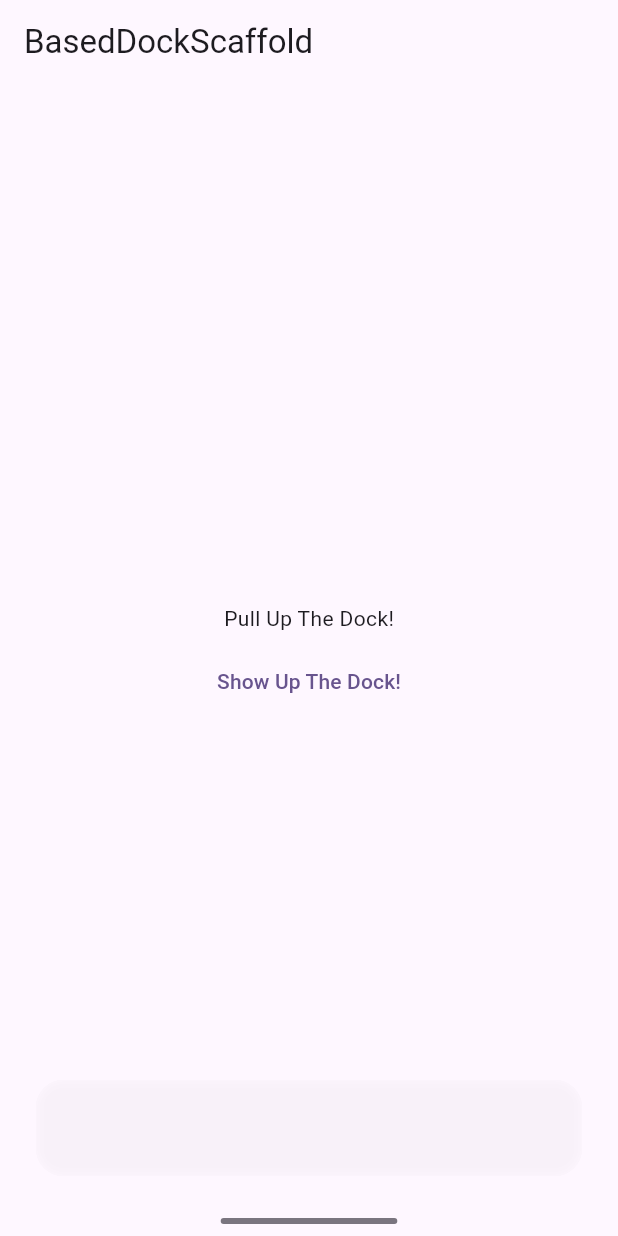
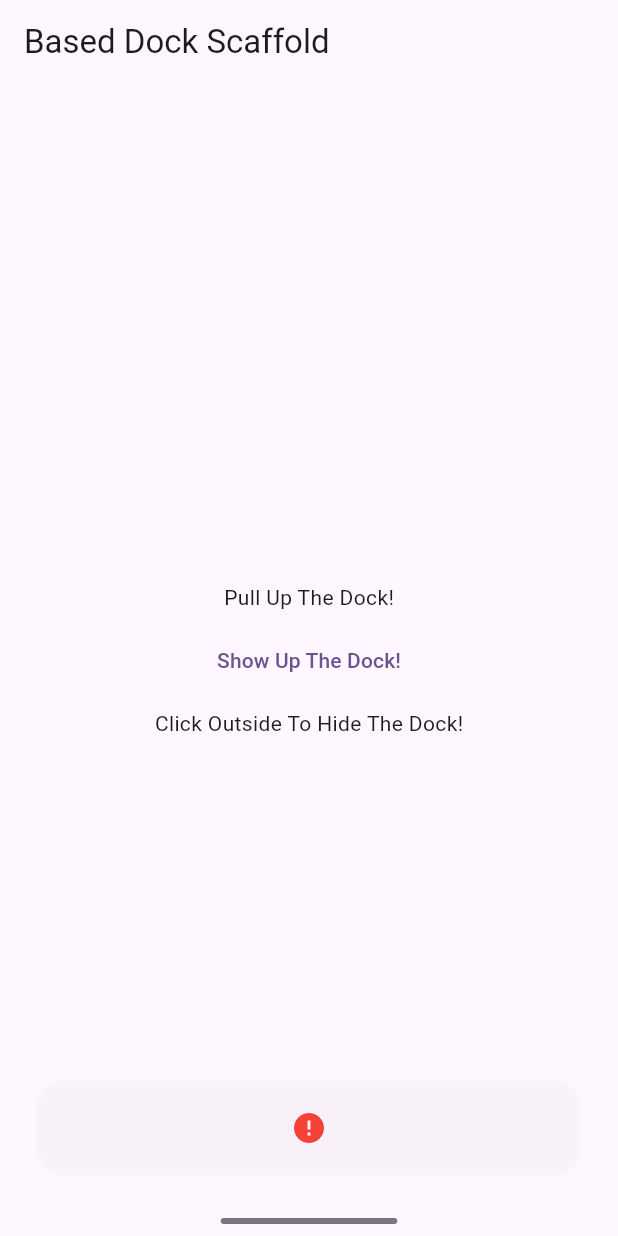
Before and after one commit to Aruljebaraj/based_dock_scaffold, a Flutter app: the BasedDockScaffold screen opened directly, after a tap on "Show Up The Dock!", on a phone screen of 412 x 824 dp. Run offline on Flutter 3.47's test engine with Material 2 defaults, Android fonts, the phone set to English and light mode, and no system bars.

Commit message:
📖Update & 🚀TODOs 1. 📖Update README 2. 📖Update example 3. 📖Add `dockChild` param 4. 🚀Edit comment

```diff
--- a/example/lib/main.dart
+++ b/example/lib/main.dart
@@ -1,9 +1,7 @@
 import 'package:flutter/material.dart';
 import 'package:based_dock_scaffold/based_dock_scaffold.dart';
 
-void main() {
-  runApp(const MyApp());
-}
+void main() => runApp(const MyApp());
 
 class MyApp extends StatelessWidget {
   const MyApp({super.key});
@@ -11,30 +9,55 @@ class MyApp extends StatelessWidget {
   @override
   Widget build(BuildContext context) {
     return MaterialApp(
-      title: 'Flutter Demo',
+      title: 'Based Dock Scaffold Demo',
       theme: ThemeData(
         colorScheme: ColorScheme.fromSeed(
-          brightness: MediaQuery.platformBrightnessOf(context),
           seedColor: Colors.deepPurple,
         ),
         useMaterial3: true,
       ),
       home: BasedDockScaffold(
         appBar: AppBar(
-          title: const Text('BasedDockScaffold'),
+          title: const Text('Based Dock Scaffold'),
         ),
         body: const Center(
           child: Wrap(
+            spacing: 8,
             direction: Axis.vertical,
             crossAxisAlignment: WrapCrossAlignment.center,
-            spacing: 8,
             children: [
               Text('Pull Up The Dock!'),
               ShowButton(),
+              Text('Click Outside To Hide The Dock!'),
             ],
           ),
         ),
+        dockChild: const Wrap(
+          spacing: 8,
+          alignment: WrapAlignment.center,
+          runAlignment: WrapAlignment.center,
+          children: [
+            ErrorShowButton(),
+          ],
+        ),
       ),
+    );
+  }
+}
+
+class ErrorShowButton extends StatelessWidget {
+  const ErrorShowButton({super.key});
+
+  @override
+  Widget build(BuildContext context) {
+    return IconButton(
+      tooltip:
+          '**_DO NOT_** use `BasedDockScaffold.of(context)` in the subtree of `dockChild`',
+      onPressed: () {
+        final state = BasedDockScaffold.of(context);
+        state.showDock();
+      },
+      icon: const Icon(Icons.error, color: Colors.red),
     );
   }
 }
@@ -49,7 +72,7 @@ class ShowButton extends StatelessWidget {
     return TextButton(
       onPressed: () {
         final state = BasedDockScaffold.of(context);
-        state.show();
+        state.showDock();
       },
       child: const Text('Show Up The Dock!'),
     );
--- a/lib/src/based_dock_bar.dart
+++ b/lib/src/based_dock_bar.dart
@@ -32,7 +32,7 @@ class BasedDockBarWidget extends StatelessWidget {
               alignment: Alignment.bottomCenter,
               child: Container(
                 height: 4,
-                margin: EdgeInsetsDirectional.only(start: side, end: side),
+                width: width - 2 * side,
                 decoration: BoxDecoration(
                   color: Theme.of(context).colorScheme.outline,
                   borderRadius: BorderRadius.circular(4 / 2),
--- a/lib/src/based_dock_scaffold.dart
+++ b/lib/src/based_dock_scaffold.dart
@@ -129,6 +129,7 @@ import 'index.dart';
 class BasedDockScaffold extends StatefulWidget {
   const BasedDockScaffold({
     super.key,
+    this.dockChild,
     this.dockPositionLowerBound = -64,
     this.dockPositionBreakPoint = 0,
     this.dockPositionUpperBound = 40,
@@ -161,6 +162,7 @@ class BasedDockScaffold extends StatefulWidget {
   final double dockPositionLowerBound;
   final double dockPositionBreakPoint;
   final double dockPositionUpperBound;
+  final Widget? dockChild;
 
   /// If true, and [bottomNavigationBar] or [persistentFooterButtons]
   /// is specified, then the [body] extends to the bottom of the Scaffold,
@@ -462,12 +464,15 @@ class BasedDockScaffold extends StatefulWidget {
     }
     throw FlutterError.fromParts(<DiagnosticsNode>[
       ErrorSummary(
-        'Scaffold.of() called with a context that does not contain a Scaffold.',
+        'BasedDockScaffoldState.of() called with a context that does not contain a BasedDockScaffoldState.',
       ),
       ErrorDescription(
-        'No Scaffold ancestor could be found starting from the context that was passed to Scaffold.of(). '
+        'No BasedDockScaffoldState ancestor could be found starting from the context that was passed to BasedDockScaffoldState.of(). '
         'This usually happens when the context provided is from the same StatefulWidget as that '
-        'whose build function actually creates the Scaffold widget being sought.',
+        'whose build function actually creates the BasedDockScaffoldState widget being sought.',
+      ),
+      ErrorDescription(
+        'Or called in the subtree of dockChild.',
       ),
       ErrorHint(
         'There are several ways to avoid this problem. The simplest is to use a Builder to get a '
--- a/lib/src/based_dock_scaffold_state.dart
+++ b/lib/src/based_dock_scaffold_state.dart
@@ -17,7 +17,7 @@ class BasedDockScaffoldState extends State<BasedDockScaffold> {
         return Stack(
           children: [
             GestureDetector(
-              onTap: _hide,
+              onTap: _hideDock,
               child: Container(
                 color: Colors.transparent,
               ),
@@ -27,6 +27,7 @@ class BasedDockScaffoldState extends State<BasedDockScaffold> {
               onVerticalDragStart: _onVerticalDragStart,
               onVerticalDragUpdate: _onVerticalDragUpdate,
               onVerticalDragEnd: _onVerticalDragEnd,
+              child: widget.dockChild,
             ),
           ],
         );
@@ -34,7 +35,7 @@ class BasedDockScaffoldState extends State<BasedDockScaffold> {
     );
   }
 
-  void show() {
+  void showDock() {
     OverlayState overlayState = Overlay.of(context);
     if (_overlayEntry.mounted) return;
     overlayState.insert(_overlayEntry);
@@ -46,7 +47,7 @@ class BasedDockScaffoldState extends State<BasedDockScaffold> {
     });
   }
 
-  void _hide() {
+  void _hideDock() {
     setState(() {
       _barPosition = widget.dockPositionLowerBound;
       _overlayEntry.markNeedsBuild();
--- a/lib/src/based_dock_widget.dart
+++ b/lib/src/based_dock_widget.dart
@@ -7,12 +7,14 @@ class BaseDockWidget extends StatelessWidget {
     required this.onVerticalDragStart,
     required this.onVerticalDragUpdate,
     required this.onVerticalDragEnd,
+    this.child,
   });
 
   final double bottom;
   final GestureDragStartCallback onVerticalDragStart;
   final GestureDragUpdateCallback onVerticalDragUpdate;
   final GestureDragEndCallback onVerticalDragEnd;
+  final Widget? child;
 
   @override
   Widget build(BuildContext context) {
@@ -37,10 +39,7 @@ class BaseDockWidget extends StatelessWidget {
             borderRadius: BorderRadius.circular(18),
             child: BackdropFilter(
               filter: ImageFilter.blur(sigmaX: 4, sigmaY: 4),
-              child: Row(
-                mainAxisAlignment: MainAxisAlignment.spaceEvenly,
-                children: [],
-              ),
+              child: child,
             ),
           ),
         ),
--- a/pubspec.yaml
+++ b/pubspec.yaml
@@ -1,7 +1,7 @@
 name: based_dock_scaffold
-description: A Based Dock Scaffold Widget, Which Helps You Create A Scaffold With A IPad-Like Dock.
-version: 0.0.1
-homepage:
+description: A Based Dock Scaffold Widget, Which Helps You Create A Scaffold With A IPad-Like Dock
+version: 1.0.0
+homepage: https://github.com/Cierra-Runis/based_dock_scaffold
 
 environment:
   sdk: '>=3.0.5 <4.0.0'
```
Also changed, not shown: .github/screenshot.gif, .github/widget_tree.png (added), example/pubspec.lock, 3 other files.
